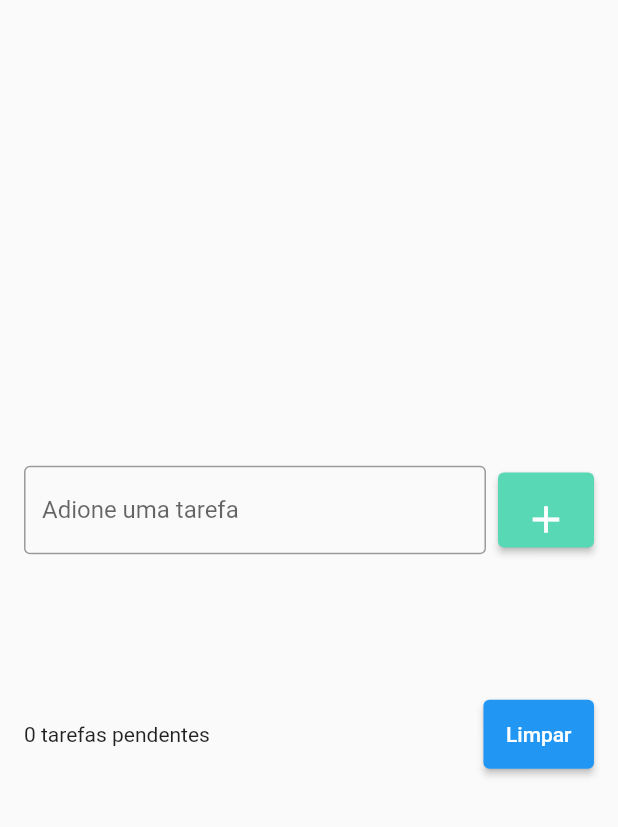
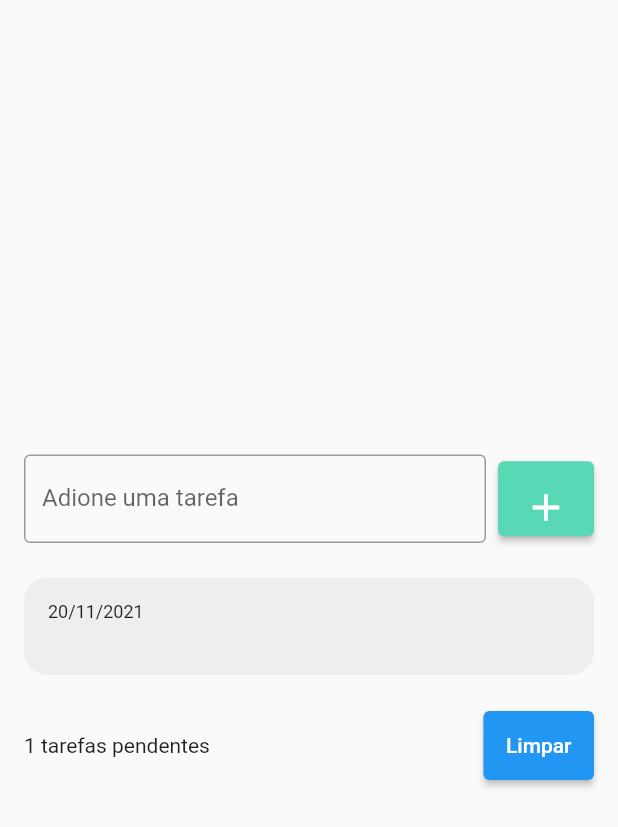
Before and after one commit to IvanHSilva/flutter_app02_todo_list, a Flutter app: the screen it shows after launch, after a tap on the "add" icon, on a phone screen of 412 x 824 dp. Shown: the top 827 px of the screen. Run offline on Flutter 3.47's test engine with Material 2 defaults, Android fonts, the phone set to English and light mode, and no system bars.

Commit message:
Task List widget created

```diff
--- a/lib/pages/todolist.dart
+++ b/lib/pages/todolist.dart
@@ -1,4 +1,6 @@
 import 'package:flutter/material.dart';
+
+import '../widgets/tasklistitem.dart';
 
 class ToDoList extends StatefulWidget {
   ToDoList({Key? key}) : super(key: key);
@@ -14,11 +16,12 @@ class _ToDoListState extends State<ToDoList> {
 
   @override
   Widget build(BuildContext context) {
-    return Scaffold(
+    return SafeArea(
+      child: Scaffold(
         body: Center(
           // Row tem largura infinita
           child: Padding(
-          padding: const EdgeInsets.symmetric(horizontal: 16.0),
+            padding: const EdgeInsets.all(16.0),
             child: Column(
               mainAxisSize: MainAxisSize.min,
               children: [
@@ -64,20 +67,23 @@ class _ToDoListState extends State<ToDoList> {
                     shrinkWrap: true,
                     children: [
                       for (String task in tasks)
-                      ListTile(
-                        title: Text(task),
-                        onTap: () {
-                          print(task);
-                        },
+                        TaskListItem(
+                          title: task,
                         ),
+                      // ListTile(
+                      //   title: Text(task),
+                      //   onTap: () {
+                      //     print(task);
+                      //   },
+                      // ),
                     ],
                   ),
                 ),
                 const SizedBox(height: 20),
                 Row(
                   children: [
-                  const Expanded(
-                    child: Text('0 tarefas pendentes'),
+                    Expanded(
+                      child: Text('${tasks.length} tarefas pendentes'),
                     ),
                     const SizedBox(width: 8),
                     ElevatedButton(
@@ -95,6 +101,7 @@ class _ToDoListState extends State<ToDoList> {
             ),
           ),
         ),
+      ),
     );
   }
 }
--- /dev/null
+++ b/lib/widgets/tasklistitem.dart
@@ -0,0 +1,37 @@
+import 'package:flutter/material.dart';
+
+class TaskListItem extends StatelessWidget {
+  const TaskListItem({Key? key, required this.title}) : super(key: key);
+
+  final String title;
+
+  @override
+  Widget build(BuildContext context) {
+    return Container(
+      decoration: BoxDecoration(
+        borderRadius: BorderRadius.circular(16),
+        color: Colors.grey[200],
+      ),
+      margin: const EdgeInsets.symmetric(vertical: 3),
+      padding: const EdgeInsets.all(16.0),
+      child: Column(
+        crossAxisAlignment: CrossAxisAlignment.start,
+        children: [
+          const Text(
+            '20/11/2021',
+            style: TextStyle(
+              fontSize: 12,
+            ),
+          ),
+          Text(
+            title,
+            style: const TextStyle(
+              fontSize: 16,
+              fontWeight: FontWeight.w600,
+            ),
+          ),
+        ],
+      ),
+    );
+  }
+}
```
Also changed, not shown: 7 other files. Lines whose indentation alone changed are shown as unchanged.
